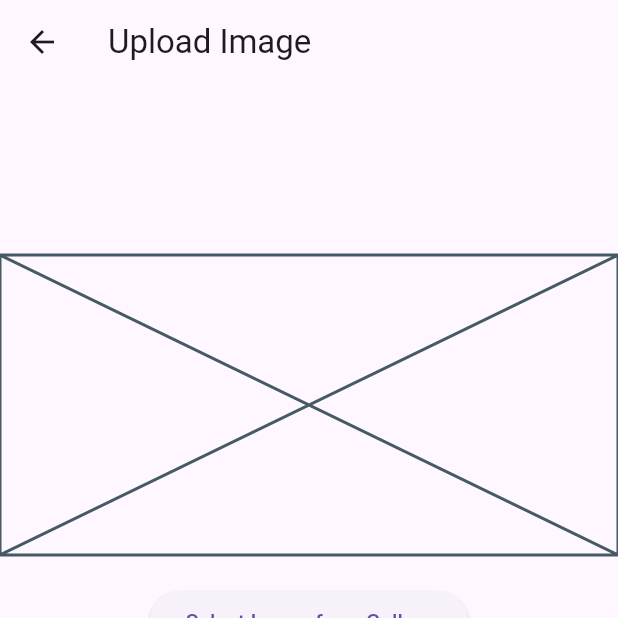
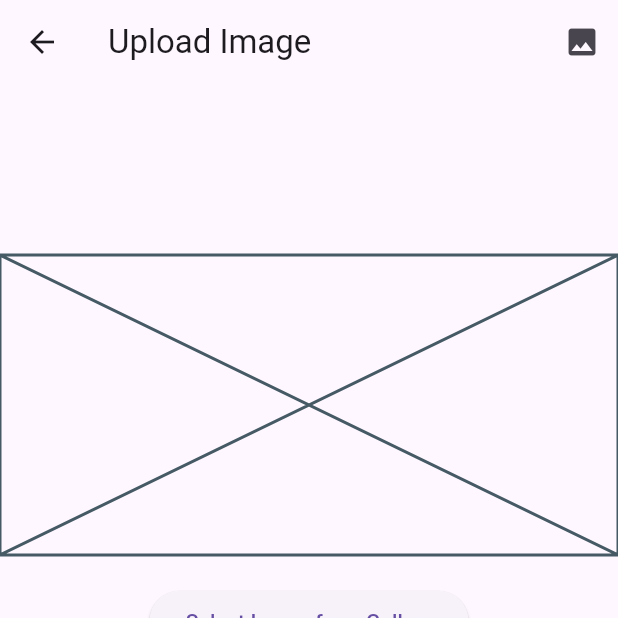
Before and after one commit to VedantTgithub/123, a Flutter app: the ImageUploadPage screen opened directly, after a tap on "Upload Image", on a phone screen of 412 x 824 dp, the top half of it. Run offline on Flutter 3.47's test engine with Material 3 defaults, Android fonts, the light colour scheme and no system bars; our stand-ins replace cloud_firestore, firebase_auth, firebase_core, firebase_storage, flutter_bluetooth_serial, image_picker and 3 more; missing offline and left inert: qr_code_scanner; accounts and stored records are empty.

Commit message:
UploadOP

```diff
--- a/Desktop/MCMiniProj/mcproj/lib/UploadPage.dart
+++ b/Desktop/MCMiniProj/mcproj/lib/UploadPage.dart
@@ -3,6 +3,7 @@ import 'package:flutter/material.dart';
 import 'package:image_picker/image_picker.dart';
 import 'package:firebase_storage/firebase_storage.dart';
 import 'package:cloud_firestore/cloud_firestore.dart';
+import 'package:firebase_auth/firebase_auth.dart';
 import 'package:flutter_bluetooth_serial/flutter_bluetooth_serial.dart';
 import 'package:qr_code_scanner/qr_code_scanner.dart';
 import 'package:url_launcher/url_launcher.dart';
@@ -16,28 +17,31 @@ class ImageUploadPage extends StatefulWidget {
 class _ImageUploadPageState extends State<ImageUploadPage> {
   final FirebaseStorage _storage = FirebaseStorage.instance;
   final ImagePicker _picker = ImagePicker();
+  final FirebaseFirestore _firestore = FirebaseFirestore.instance;
   File? _imageFile;
   final GlobalKey qrKey = GlobalKey(debugLabel: 'QR');
+  final FlutterBluetoothSerial _bluetooth = FlutterBluetoothSerial.instance;
+  late QRViewController qrController;
+  String scannedQRData = '';
+  List<BluetoothDevice> _devicesList = [];
+  BluetoothDevice? _selectedDevice;
+  User? _user = FirebaseAuth.instance.currentUser;
 
   @override
   void initState() {
     super.initState();
     _requestPermissions();
+    _getDevices();
   }
 
   Future<void> _requestPermissions() async {
-    if (Platform.isAndroid) {
-      // Request CAMERA and BLUETOOTH permissions
-      Map<Permission, PermissionStatus> statuses = await [
-        Permission.camera,
-        Permission.bluetooth,
-        Permission.bluetoothConnect, // Request BLUETOOTH_CONNECT permission
-      ].request();
-      // Check if any permission is denied
-      if (statuses.values.any((status) => status.isDenied)) {
+    // Request CAMERA permissions
+    Map<Permission, PermissionStatus> statuses =
+        await [Permission.camera].request();
+    // Check if permission is denied
+    if (statuses[Permission.camera]!.isDenied) {
       // Handle denied permissions
-        print('Some permissions are denied');
-      }
+      print('Camera permission is denied');
     }
   }
 
@@ -71,16 +75,36 @@ class _ImageUploadPageState extends State<ImageUploadPage> {
       return;
     }
 
-    Reference ref = _storage
-        .ref()
-        .child('images/${DateTime.now().millisecondsSinceEpoch}.jpg');
+    print('Starting image upload...');
+
+    try {
+      // Reference the user's document and the images collection inside it
+      DocumentReference userDocRef =
+          FirebaseFirestore.instance.collection('users').doc(_user!.uid);
+      CollectionReference imagesCollectionRef = userDocRef.collection('images');
+
+      // Ensure that the user's document exists
+      if (!(await userDocRef.get()).exists) {
+        await userDocRef
+            .set({}); // Create an empty document if it doesn't exist
+      }
+
+      // Upload image to Firebase Storage
+      Reference ref = _storage.ref().child(
+          'users/${_user!.uid}/images/${DateTime.now().millisecondsSinceEpoch}.jpg');
       UploadTask uploadTask = ref.putFile(_imageFile!);
+
+      // Wait for the upload to complete
       TaskSnapshot snapshot = await uploadTask;
 
+      // Get download URL of the uploaded image
       String downloadUrl = await snapshot.ref.getDownloadURL();
 
-    await FirebaseFirestore.instance.collection('images').add({
-      'url': downloadUrl,
+      print('Image uploaded successfully. Download URL: $downloadUrl');
+
+      // Create a new document in the images collection with auto-generated ID
+      DocumentReference newImageRef = await imagesCollectionRef.add({
+        'imgurl': downloadUrl,
         'timestamp': FieldValue.serverTimestamp(),
       });
 
@@ -89,9 +113,17 @@ class _ImageUploadPageState extends State<ImageUploadPage> {
           content: Text('Image uploaded successfully'),
         ),
       );
+    } catch (error) {
+      print('Error uploading image: $error');
+      ScaffoldMessenger.of(context).showSnackBar(
+        SnackBar(
+          content: Text('Failed to upload image. Please try again later.'),
+        ),
+      );
+    }
   }
 
-  void _openQRScanner() {
+  Future<void> _openQRScanner() async {
     Navigator.push(
       context,
       MaterialPageRoute(
@@ -100,7 +132,7 @@ class _ImageUploadPageState extends State<ImageUploadPage> {
     );
   }
 
-  void _openBluetoothSettings() async {
+  Future<void> _openBluetoothSettings() async {
     Navigator.push(
       context,
       MaterialPageRoute(
@@ -109,11 +141,45 @@ class _ImageUploadPageState extends State<ImageUploadPage> {
     );
   }
 
+  Future<void> _getDevices() async {
+    List<BluetoothDevice> devices = [];
+    try {
+      devices = await _bluetooth.getBondedDevices();
+    } catch (ex) {
+      print("Error getting devices: $ex");
+    }
+
+    setState(() {
+      _devicesList = devices;
+    });
+  }
+
+  Future<void> _connectToDevice(BluetoothDevice device) async {
+    try {
+      await _bluetooth.connect(device).then((_) {
+        print('Connected to device ${device.name}');
+      });
+    } catch (ex) {
+      print("Error connecting to device: $ex");
+    }
+  }
+
   @override
   Widget build(BuildContext context) {
     return Scaffold(
       appBar: AppBar(
         title: Text('Upload Image'),
+        actions: [
+          IconButton(
+            icon: Icon(Icons.photo),
+            onPressed: () {
+              Navigator.push(
+                context,
+                MaterialPageRoute(builder: (context) => PhotosPage()),
+              );
+            },
+          ),
+        ],
       ),
       body: Center(
         child: Column(
@@ -152,6 +218,57 @@ class _ImageUploadPageState extends State<ImageUploadPage> {
             ),
           ],
         ),
+      ),
+    );
+  }
+}
+
+class PhotosPage extends StatelessWidget {
+  final User? user = FirebaseAuth.instance.currentUser;
+
+  @override
+  Widget build(BuildContext context) {
+    return Scaffold(
+      appBar: AppBar(
+        title: Text('Photos'),
+      ),
+      body: StreamBuilder(
+        stream: FirebaseFirestore.instance
+            .collection('users')
+            .doc(user!.uid)
+            .collection('images')
+            .snapshots(),
+        builder: (context, AsyncSnapshot<QuerySnapshot> snapshot) {
+          if (snapshot.connectionState == ConnectionState.waiting) {
+            return Center(child: CircularProgressIndicator());
+          }
+          if (snapshot.hasError) {
+            return Center(child: Text('Error: ${snapshot.error}'));
+          }
+          if (snapshot.data!.docs.isEmpty) {
+            return Center(child: Text('No photos found.'));
+          }
+          return GridView.builder(
+            gridDelegate: SliverGridDelegateWithFixedCrossAxisCount(
+              crossAxisCount: 2,
+              mainAxisSpacing: 8.0,
+              crossAxisSpacing: 8.0,
+            ),
+            itemCount: snapshot.data!.docs.length,
+            itemBuilder: (context, index) {
+              var imageUrl = snapshot.data!.docs[index]['imgurl'];
+              return GestureDetector(
+                onTap: () {
+                  // Handle tap on image
+                },
+                child: Image.network(
+                  imageUrl,
+                  fit: BoxFit.cover,
+                ),
+              );
+            },
+          );
+        },
       ),
     );
   }
@@ -335,3 +452,9 @@ class _BluetoothDevicesPageState extends State<BluetoothDevicesPage> {
     );
   }
 }
+
+void main() {
+  runApp(MaterialApp(
+    home: ImageUploadPage(),
+  ));
+}
```
Lines whose indentation alone changed are shown as unchanged.
